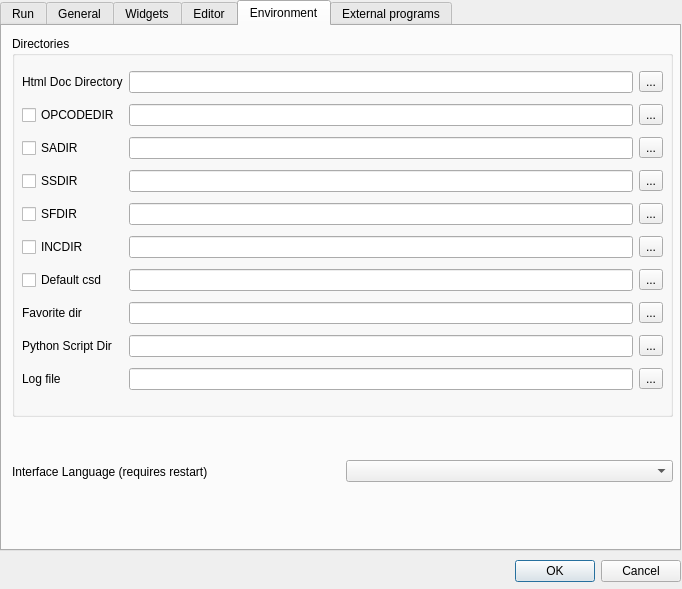
Before: the Qt Designer form src/configdialog.ui in CsoundQt/CsoundQt, drawn with Qt 5.
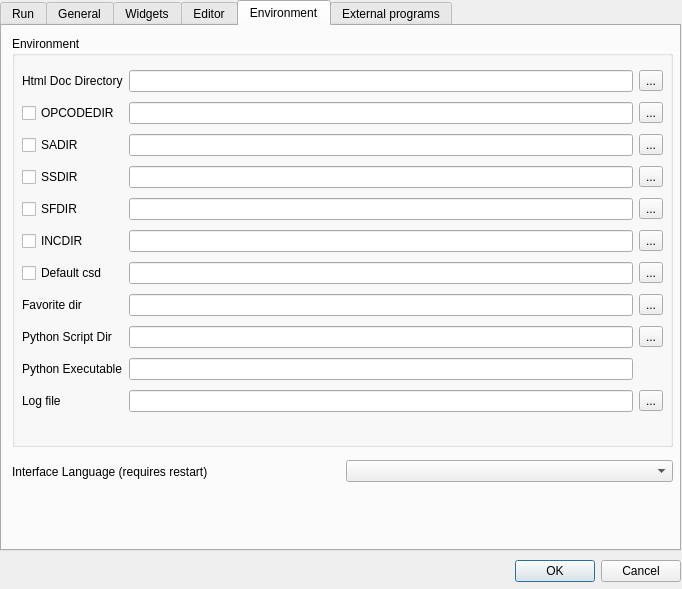
After: the same form once the commit is applied. The open tabs and pages were chosen to show the change.

Commit message: Added option for specifying python executable

Diff of the .ui file:
```diff
--- a/src/configdialog.ui
+++ b/src/configdialog.ui
@@ -1342,11 +1342,11 @@
        <x>10</x>
        <y>10</y>
        <width>661</width>
-       <height>381</height>
+       <height>411</height>
       </rect>
      </property>
      <property name="title">
-      <string>Directories</string>
+      <string>Environment</string>
      </property>
      <widget class="QWidget" name="layoutWidget12">
       <property name="geometry">
@@ -1354,7 +1354,7 @@
         <x>10</x>
         <y>30</y>
         <width>641</width>
-        <height>332</height>
+        <height>354</height>
        </rect>
       </property>
       <layout class="QGridLayout">
@@ -1546,13 +1546,6 @@
          </property>
         </widget>
        </item>
-       <item row="8" column="0">
-        <widget class="QLabel" name="label_29">
-         <property name="text">
-          <string>Python Script Dir </string>
-         </property>
-        </widget>
-       </item>
        <item row="8" column="2">
         <widget class="QLineEdit" name="pythonDirLineEdit">
          <property name="enabled">
@@ -1560,27 +1553,48 @@
          </property>
         </widget>
        </item>
-       <item row="9" column="0">
+       <item row="10" column="0">
         <widget class="QLabel" name="label_30">
          <property name="text">
           <string>Log file</string>
          </property>
         </widget>
        </item>
-       <item row="9" column="2">
+       <item row="10" column="2">
         <widget class="QLineEdit" name="logFileLineEdit">
          <property name="enabled">
           <bool>true</bool>
          </property>
         </widget>
        </item>
-       <item row="9" column="3">
+       <item row="10" column="3">
         <widget class="QToolButton" name="logFileToolButton">
          <property name="text">
           <string>...</string>
          </property>
         </widget>
        </item>
+       <item row="9" column="0">
+        <widget class="QLabel" name="label_29">
+         <property name="text">
+          <string>Python Executable</string>
+         </property>
+        </widget>
+       </item>
+       <item row="8" column="0">
+        <widget class="QLabel" name="label_31">
+         <property name="text">
+          <string>Python Script Dir </string>
+         </property>
+        </widget>
+       </item>
+       <item row="9" column="2">
+        <widget class="QLineEdit" name="pythonExecutableLineEdit">
+         <property name="enabled">
+          <bool>true</bool>
+         </property>
+        </widget>
+       </item>
       </layout>
      </widget>
     </widget>
```
Left out of the diff: 2 changed lines with no effect on the pictures. The commit also changes 5 other files.
